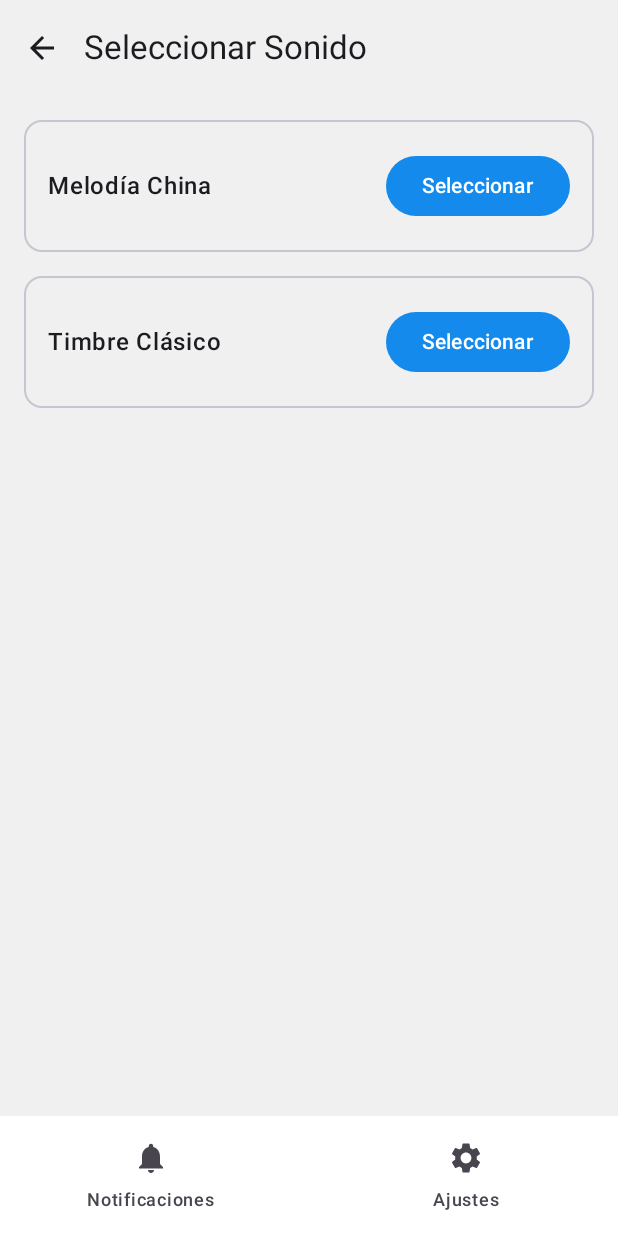
After one commit to Dedliiih/timbre-app, an Android app built with Jetpack Compose: the BuzzerSoundScreen screen opened through its navigation route, on a phone screen of 412 x 824 dp. The commit adds this screen. Run offline under Robolectric (Android 15) with nearby library versions, the phone set to English and light mode, and no system bars; our stand-ins replace Firebase (no records; nobody signed in at launch, a user with empty details on screens opened directly), Volley.

Commit message:
feat: añadir cambio de sonido al buzzer

```diff
--- /dev/null
+++ b/app/src/main/java/com/example/timbreapp/data/Buzzer.kt
@@ -0,0 +1,11 @@
+package com.example.timbreapp.data
+
+data class BuzzerConfig(
+    val melody: List<Int> = emptyList(),
+    val durations: List<Float> = emptyList()
+ )
+
+data class MelodyOption(
+    val name: String,
+    val buzzerConfig: BuzzerConfig
+)
--- a/app/src/main/java/com/example/timbreapp/data/Notification.kt
+++ b/app/src/main/java/com/example/timbreapp/data/Notification.kt
@@ -37,5 +37,5 @@ data class Notification(
 
 data class FirebaseNotification(
     val notificationType: String? = null,
-    val date: String? = null
+    val date: Long? = null
 )
--- a/app/src/main/java/com/example/timbreapp/ui/navigation/AppNavigation.kt
+++ b/app/src/main/java/com/example/timbreapp/ui/navigation/AppNavigation.kt
@@ -5,6 +5,7 @@ import androidx.compose.ui.Modifier
 import androidx.navigation.NavHostController
 import androidx.navigation.compose.NavHost
 import androidx.navigation.compose.composable
+import com.example.timbreapp.ui.screens.BuzzerSoundScreen
 import com.example.timbreapp.ui.screens.NotificationsScreen
 import com.example.timbreapp.ui.screens.SettingsScreen
 
@@ -16,7 +17,11 @@ fun AppNavigation(navController: NavHostController, modifier: Modifier) {
         }
 
         composable(Screen.Settings.route) {
-            SettingsScreen()
+            SettingsScreen(navController = navController)
+        }
+
+        composable(Screen.BuzzerSound.route) {
+            BuzzerSoundScreen(navController = navController)
         }
     }
 }
--- a/app/src/main/java/com/example/timbreapp/ui/navigation/Screen.kt
+++ b/app/src/main/java/com/example/timbreapp/ui/navigation/Screen.kt
@@ -1,6 +1,7 @@
 package com.example.timbreapp.ui.navigation
 
 import androidx.compose.material.icons.Icons
+import androidx.compose.material.icons.filled.Campaign
 import androidx.compose.material.icons.filled.Notifications
 import androidx.compose.material.icons.filled.Settings
 import androidx.compose.ui.graphics.vector.ImageVector
@@ -8,4 +9,5 @@ import androidx.compose.ui.graphics.vector.ImageVector
 sealed class Screen(val route: String, val title: String, val icon: ImageVector) {
     object Notifications: Screen("notifications", "Notificaciones", Icons.Default.Notifications)
     object Settings: Screen("settings", "Ajustes", Icons.Default.Settings)
+    object BuzzerSound: Screen("buzzer_sound_screen", "Sonido del timbre", Icons.Default.Campaign)
 }
--- /dev/null
+++ b/app/src/main/java/com/example/timbreapp/ui/screens/BuzzerSoundScreen.kt
@@ -0,0 +1,173 @@
+package com.example.timbreapp.ui.screens
+
+import android.widget.Toast
+import androidx.compose.foundation.layout.Arrangement
+import androidx.compose.foundation.layout.Box
+import androidx.compose.foundation.layout.PaddingValues
+import androidx.compose.foundation.layout.Row
+import androidx.compose.foundation.layout.fillMaxSize
+import androidx.compose.foundation.layout.fillMaxWidth
+import androidx.compose.foundation.layout.padding
+import androidx.compose.foundation.lazy.LazyColumn
+import androidx.compose.material3.ExperimentalMaterial3Api
+import androidx.compose.material3.Button
+import androidx.compose.material3.CircularProgressIndicator
+import androidx.compose.material3.MaterialTheme
+import androidx.compose.material3.OutlinedCard
+import androidx.compose.material3.Scaffold
+import androidx.compose.material3.Text
+import androidx.compose.material3.TopAppBar
+import androidx.compose.runtime.Composable
+import androidx.compose.runtime.getValue
+import androidx.compose.runtime.mutableStateOf
+import androidx.compose.runtime.remember
+import androidx.compose.runtime.setValue
+import androidx.compose.ui.Modifier
+import androidx.compose.ui.platform.LocalContext
+import androidx.compose.ui.text.font.FontWeight
+import androidx.compose.ui.unit.dp
+import androidx.navigation.NavController
+import com.example.timbreapp.data.BuzzerConfig
+import com.example.timbreapp.data.MelodyOption
+import androidx.compose.foundation.lazy.items
+import androidx.compose.material.icons.Icons
+import androidx.compose.material.icons.automirrored.filled.ArrowBack
+import androidx.compose.material.icons.filled.CheckCircle
+import androidx.compose.material3.Icon
+import androidx.compose.material3.IconButton
+import androidx.compose.ui.Alignment
+import androidx.compose.ui.graphics.vector.ImageVector
+import com.example.timbreapp.firestore.EscribirBuzzerConfigEnFirebase
+import com.example.timbreapp.firestore.LeerFirebase
+
+private val melodyOptions = listOf(
+    MelodyOption(
+        name = "Melodía China",
+        buzzerConfig = BuzzerConfig(
+            melody = listOf(349, 349, 349, 349, 311, 311, 261, 261, 349),
+            durations = listOf(8f, 8f, 8f, 8f, 4f, 4f, 4f, 4f, 1.5f)
+        )
+    ),
+    MelodyOption(
+        name = "Timbre Clásico",
+        buzzerConfig = BuzzerConfig(
+            melody = listOf(1047, 880),
+            durations = listOf(4f, 2f)
+        )
+    )
+)
+
+@OptIn(ExperimentalMaterial3Api::class)
+@Composable
+fun BuzzerSoundScreen(navController: NavController) {
+    val (currentConfig, isReading, readError) = LeerFirebase(
+        field = "buzzer_config",
+        valueType = BuzzerConfig::class.java
+    )
+
+    var isWriting by remember { mutableStateOf(false) }
+    val context = LocalContext.current
+    val isLoading = isReading || isWriting
+
+    val handleSaveMelody = { melodyConfig: BuzzerConfig ->
+        isWriting = true
+        EscribirBuzzerConfigEnFirebase(
+            field = "buzzer_config",
+            value = melodyConfig,
+            onSuccess = {
+                isWriting = false
+                Toast.makeText(context, "Melodía actualizada con éxito", Toast.LENGTH_SHORT).show()
+            },
+            onError = { errorMessage ->
+                isWriting = false
+                Toast.makeText(context, "Error al guardar la melodía: $errorMessage", Toast.LENGTH_LONG).show()
+            }
+        )
+    }
+
+    Scaffold(
+        topBar = {
+            TopAppBar(
+                title = { Text("Seleccionar Sonido") },
+                navigationIcon = {
+                    IconButton(onClick = { navController.popBackStack() }) {
+                        Icon(
+                            imageVector = Icons.AutoMirrored.Filled.ArrowBack,
+                            contentDescription = "Volver a Configuración"
+                        )
+                    }
+                }
+            )
+        }
+    )
+    { paddingValues ->
+        Box(
+            modifier = Modifier
+                .fillMaxSize()
+                .padding(paddingValues),
+            contentAlignment = Alignment.Center
+        ) {
+            if (isLoading) {
+                CircularProgressIndicator()
+            } else if (readError != null) {
+                Text("Error al cargar: $readError")
+            } else {
+                LazyColumn(
+                    modifier = Modifier.fillMaxSize(),
+                    contentPadding = PaddingValues(16.dp),
+                    verticalArrangement = Arrangement.spacedBy(16.dp)
+                ) {
+                    items(melodyOptions) { melody ->
+                        val isActive = melody.buzzerConfig == currentConfig
+                        MelodyItem(
+                          melodyName = melody.name,
+                            isActive = isActive,
+                            onSelect = {
+                                if (!isActive) {
+                                    handleSaveMelody(melody.buzzerConfig)
+                                }
+                            }
+                        )
+                    }
+                }
+            }
+        }
+    }
+}
+
+@Composable
+fun MelodyItem(melodyName: String, isActive: Boolean, onSelect: () -> Unit) {
+    OutlinedCard(modifier = Modifier.fillMaxWidth()) {
+        Row (
+            modifier = Modifier
+                .fillMaxWidth()
+                .padding(horizontal = 16.dp, vertical = 20.dp),
+            verticalAlignment = Alignment.CenterVertically,
+            horizontalArrangement = Arrangement.SpaceBetween
+        ) {
+            Text(text = melodyName, style = MaterialTheme.typography.bodyLarge, fontWeight = FontWeight.Medium)
+
+            if (isActive) {
+                Row(verticalAlignment = Alignment.CenterVertically) {
+                    Text(
+                        text = "Activado",
+                        style = MaterialTheme.typography.bodyMedium,
+                        color = MaterialTheme.colorScheme.primary,
+                        modifier = Modifier.padding(end = 8.dp)
+                    )
+                    Icon(
+                        imageVector = Icons.Default.CheckCircle,
+                        contentDescription = "Melodía activada",
+                        tint = MaterialTheme.colorScheme.primary
+                    )
+                }
+            } else {
+                Button(onClick = onSelect) {
+                    Text("Seleccionar")
+                }
+            }
+
+
+        }
+    }
+}
```
Also changed, not shown: app/src/main/java/com/example/timbreapp/firestore/EscribirBuzzerConfig.kt (added, +23 -0 lines), app/src/main/java/com/example/timbreapp/ui/components/NotificationItem.kt (+1 -8 lines), app/src/main/java/com/example/timbreapp/ui/screens/NotificationsScreen.kt (+20 -5 lines), app/src/main/java/com/example/timbreapp/ui/screens/SettingsScreen.kt (+71 -6 lines).
